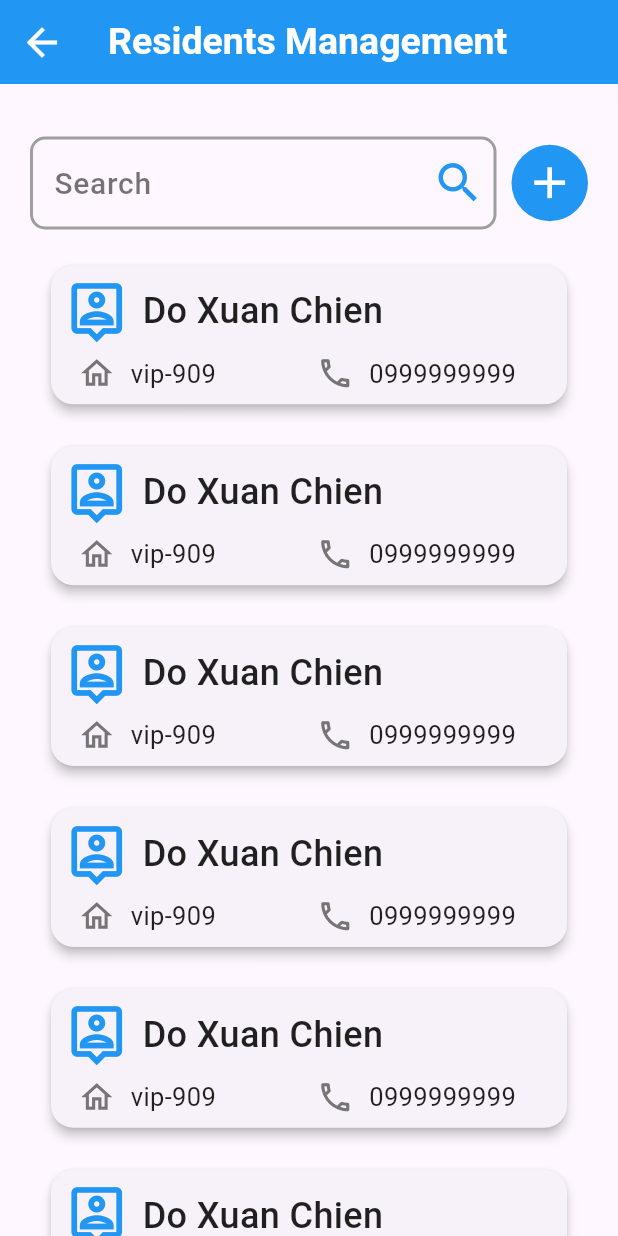
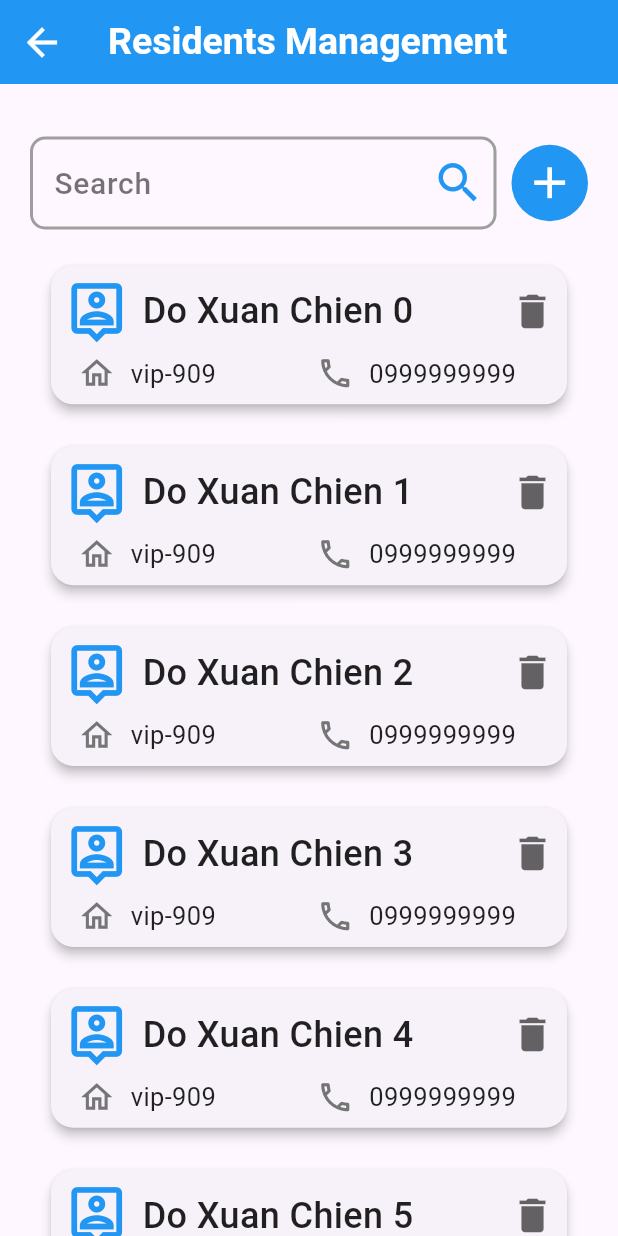
Before and after one commit to nguyenhoangviethung/Apartment-Management, a Flutter app: the screen it shows after launch, on a phone screen of 412 x 824 dp. Run offline on Flutter 3.47's test engine with Material 3 defaults, Android fonts, the phone set to English and light mode, and no system bars.

Commit message:
fix add_resident
thêm tính năng xóa, thêm các dialog thông báo

```diff
--- a/frontend/lib/view/home/admin_management/residents_management/common/resident_card.dart
+++ b/frontend/lib/view/home/admin_management/residents_management/common/resident_card.dart
@@ -3,7 +3,9 @@ import 'package:frontend/view/home/admin_management/residents_management/common/
 import 'package:frontend/view/home/admin_management/residents_management/common/resident_items.dart';
 class ResidentCard extends StatefulWidget {
   final ResidentItems item;
-  const ResidentCard({super.key, required this.item});
+  final Function(String) onDelete; // Thêm tham số callback
+
+  const ResidentCard({super.key, required this.item, required this.onDelete});
 
   @override
   State<ResidentCard> createState() => _ResidentCardState();
@@ -34,13 +36,30 @@ class _ResidentCardState extends State<ResidentCard> {
             mainAxisAlignment: MainAxisAlignment.spaceBetween,
             children: [
               Row(
+                mainAxisAlignment: MainAxisAlignment.spaceBetween,
                 children: [
-                  Icon(Icons.person_pin_outlined, color: Colors.blue[500]!, size: 45,), // Biểu tượng 1
-                  const SizedBox(width: 8), // Khoảng cách giữa icon và text
-                  Text(
-                    widget.item.name,
-                    style: const TextStyle(fontSize: 24, color: Colors.black87, fontWeight: FontWeight.w500),
+                  Row(
+                    children: [
+                      Icon(Icons.person_pin_outlined, color: Colors.blue[500]!, size: 45,),
+                      const SizedBox(width: 8),
+                      Text(
+                        widget.item.name,
+                        style: const TextStyle(fontSize: 24, color: Colors.black87, fontWeight: FontWeight.w500),
+                      ),
+                    ],
                   ),
+
+                  GestureDetector(
+                    onTap: () {
+                      print("Icon Delete pressed");
+                      widget.onDelete(widget.item.idNumber);
+                    },
+                    child: const Icon (
+                      Icons.delete,
+                      size: 30,
+                      color: Color.fromRGBO(0, 0, 0, 0.6),
+                    ),
+                  )
                 ],
               ),
               Padding(
--- a/frontend/lib/view/home/admin_management/residents_management/residents_management.dart
+++ b/frontend/lib/view/home/admin_management/residents_management/residents_management.dart
@@ -13,8 +13,42 @@ class ResidentsManagement extends StatefulWidget {
 }
 
 class _ResidentsManagementState extends State<ResidentsManagement> {
-  final ResidentItems item = ResidentItems(name: 'Do Xuan Chien', room: 'vip-909', phoneNumber: '0999999999',
-                                    dob: '10/04/2004', age: '20', status: 'Single', idNumber: '102',);
+  final ResidentItems item = const ResidentItems(
+    name: 'Do Xuan Chien',
+    room: 'vip-909',
+    phoneNumber: '0999999999',
+    dob: '10/04/2004',
+    age: '20',
+    status: 'Single',
+    idNumber: '102',
+  );
+
+  final List<ResidentItems> items = [];
+
+  @override
+  void initState() {
+    super.initState();
+
+    // Thêm 10 lần giá trị của item vào items
+    for (int i = 0; i < 10; i++) {
+      items.add(ResidentItems(
+        name: '${item.name} $i', // Thêm số thứ tự vào tên để phân biệt
+        room: item.room,
+        phoneNumber: item.phoneNumber,
+        dob: item.dob,
+        age: item.age,
+        status: item.status,
+        idNumber: '${int.parse(item.idNumber) + i}', // Tạo ID khác nhau
+      ));
+    }
+  }
+
+  void handleDeleteActivity(String id) {
+    setState(() {
+      items.removeWhere((item) => item.idNumber == id);
+    });
+  }
+
   @override
   Widget build(BuildContext context) {
     return  GestureDetector(
@@ -129,9 +163,13 @@ class _ResidentsManagementState extends State<ResidentsManagement> {
                         childAspectRatio: 3.5, // Tỷ lệ chiều rộng/chiều cao của mỗi card
                         mainAxisSpacing: 20.0, // Khoảng cách giữa các hàng
                       ),
-                      itemCount: 10, // Số lượng card
+                      itemCount: items.length, // Số lượng card
                       itemBuilder: (context, index) {
-                        return ResidentCard(item: item);
+                        // return ResidentCard(item: item);
+                        return ResidentCard(
+                          item: items[index],
+                          onDelete: handleDeleteActivity, // Truyền callback
+                        );
                       },
                       physics: const NeverScrollableScrollPhysics(), // Ngăn không cho GridView cuộn
                       shrinkWrap: true, // Giúp GridView tự động điều chỉnh kích thước
```
Also changed, not shown: frontend/lib/view/home/admin_management/residents_management/add_residents/add_footer.dart (renamed from frontend/lib/view/home/admin_management/residents_management/common/add_footer.dart, +13 -12 lines), frontend/lib/view/home/admin_management/residents_management/add_residents/add_residents.dart (+12 -6 lines), frontend/lib/view/home/admin_management/residents_management/common/show_dialog.dart (added, +24 -0 lines).
